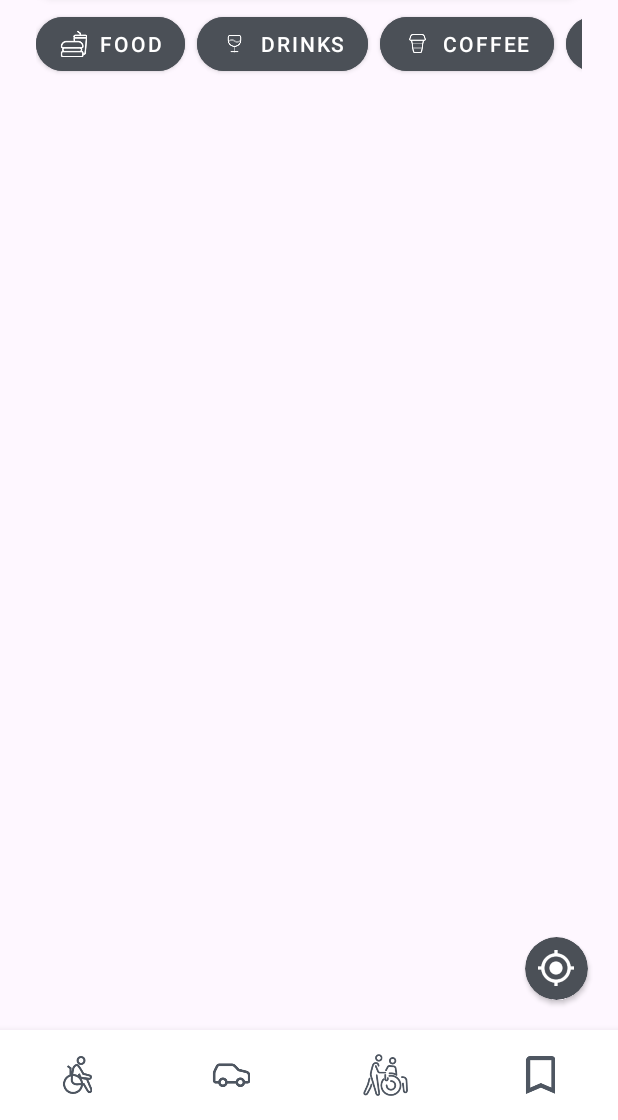
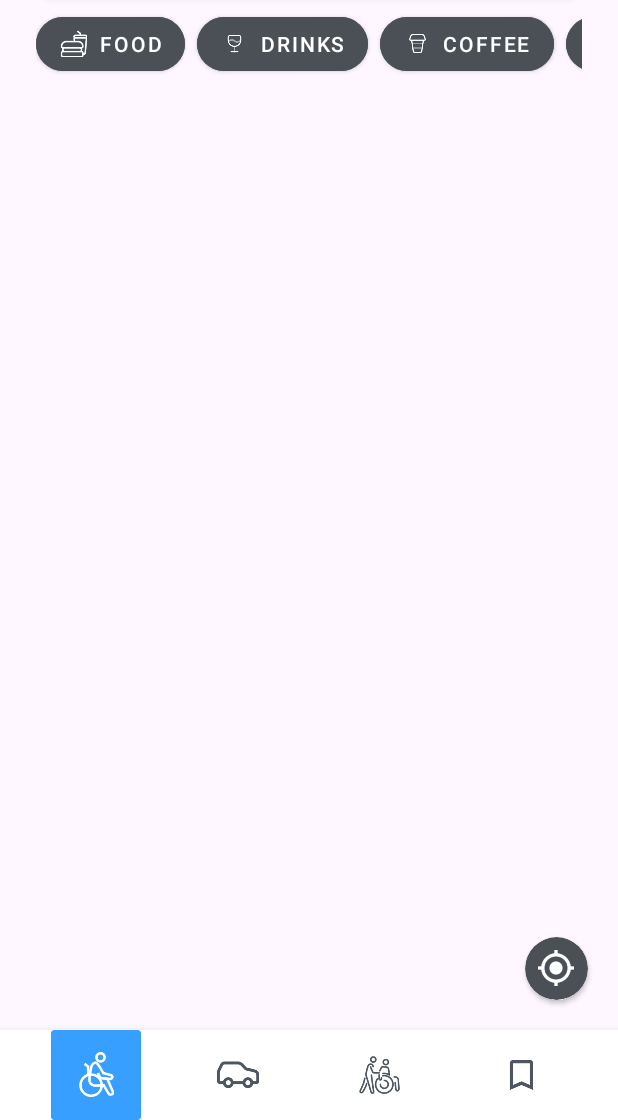
Before and after one commit to JKaito/Wheeling, an Android app: the screen it shows after launch (MapsActivity), on a phone screen of 412 x 824 dp, the part 116-1236 px from its top. Run offline under Robolectric (Android 15) with nearby library versions, the phone set to English and light mode, and no system bars.

Commit message:
Bottom NavBar

```diff
--- a/app/src/main/java/com/example/wheeling/MapsActivity.java
+++ b/app/src/main/java/com/example/wheeling/MapsActivity.java
@@ -1,13 +1,17 @@
 package com.example.wheeling;
 
 import androidx.annotation.NonNull;
+import androidx.cardview.widget.CardView;
 import androidx.core.app.ActivityCompat;
 import androidx.fragment.app.FragmentActivity;
 
 import android.Manifest;
 import android.content.pm.PackageManager;
+import android.content.res.ColorStateList;
+import android.graphics.Color;
 import android.os.Bundle;
 import android.view.View;
+import android.widget.ImageButton;
 import android.widget.Toast;
 
 import com.example.wheeling.databinding.ActivityMapsBinding;
@@ -19,6 +23,11 @@ import com.google.android.gms.maps.OnMapReadyCallback;
 import com.google.android.gms.maps.SupportMapFragment;
 import com.google.android.gms.maps.model.LatLng;
 import com.google.android.gms.maps.model.MarkerOptions;
+
+import java.util.Arrays;
+import java.util.HashMap;
+import java.util.List;
+import java.util.Map;
 
 public class MapsActivity extends FragmentActivity implements OnMapReadyCallback {
 
@@ -53,7 +62,40 @@ public class MapsActivity extends FragmentActivity implements OnMapReadyCallback
                 );
             }
         });
+
+        // 🔹 Map each card to its corresponding icon
+        Map<CardView, ImageButton> cardIconMap = new HashMap<>();
+        cardIconMap.put(findViewById(R.id.card_wheelchair), findViewById(R.id.icon_wheelchair));
+        cardIconMap.put(findViewById(R.id.card_car), findViewById(R.id.icon_car));
+        cardIconMap.put(findViewById(R.id.card_walk), findViewById(R.id.icon_card_walk));
+        cardIconMap.put(findViewById(R.id.card_home), findViewById(R.id.icon_home));
+
+        // 🔹 Handle selection logic
+        for (CardView card : cardIconMap.keySet()) {
+            card.setOnClickListener(view -> {
+                for (Map.Entry<CardView, ImageButton> entry : cardIconMap.entrySet()) {
+                    entry.getKey().setCardBackgroundColor(
+                            ColorStateList.valueOf(Color.parseColor("#FFFFFF"))
+                    );
+                    entry.getValue().setColorFilter(null); // Reset icon tint
+                }
+
+                card.setCardBackgroundColor(
+                        ColorStateList.valueOf(Color.parseColor("#379FFF"))
+                );
+                cardIconMap.get(card).setColorFilter(Color.WHITE);
+            });
+        }
+
+        // 🔹 Preselect one by default (e.g., wheelchair)
+        ((CardView) findViewById(R.id.card_wheelchair)).setCardBackgroundColor(
+                ColorStateList.valueOf(Color.parseColor("#379FFF"))
+        );
+        ((ImageButton) findViewById(R.id.icon_wheelchair)).setColorFilter(Color.WHITE);
     }
+
+
+
 
     @Override
     public void onMapReady(GoogleMap googleMap) {
@@ -61,7 +103,7 @@ public class MapsActivity extends FragmentActivity implements OnMapReadyCallback
 
         if (hasLocationPermission()) {
             try {
-                mMap.setMyLocationEnabled(true);
+                mMap.setMyLocationEnabled(false);
             } catch (SecurityException e) {
                 e.printStackTrace();
             }
--- a/app/src/main/res/layout/activity_maps.xml
+++ b/app/src/main/res/layout/activity_maps.xml
@@ -127,7 +127,7 @@
         android:layout_alignParentEnd="true"
         android:layout_alignParentBottom="true"
         android:layout_marginBottom="80dp"
-        android:layout_marginRight="20dp"
+        android:layout_marginEnd="20dp"
         android:contentDescription="@string/profile_button_description"
         app:cardCornerRadius="200dp">
 
@@ -149,48 +149,119 @@
         android:gravity="center_vertical"
         android:orientation="horizontal"
         android:background="#ffffff"
-        android:elevation="8dp"
-        android:weightSum="4">
+        android:elevation="8dp">
+
+        <!-- Space before first icon -->
+        <Space
+            android:layout_width="0dp"
+            android:layout_height="match_parent"
+            android:layout_weight="1" />
+
+        <androidx.cardview.widget.CardView
+            android:id="@+id/card_wheelchair"
+            android:layout_width="60dp"
+            android:layout_height="match_parent"
+            android:layout_gravity="center"
+            app:cardBackgroundColor="#FFFFFF"
+            app:cardElevation="0dp"
+            android:clickable="true"
+            android:focusable="true"
+            android:contentDescription="@string/profile_button_description">
 
             <ImageButton
-            android:layout_weight="1"
-            android:layout_width="48dp"
-            android:layout_height="25dp"
-            android:layout_marginVertical="20dp"
+                android:id="@+id/icon_wheelchair"
+                android:clickable="false"
+                android:focusable="false"
+                android:layout_width="match_parent"
+                android:layout_height="30dp"
+                android:layout_gravity="center"
                 android:src="@drawable/ic_wheelchair"
                 android:scaleType="centerInside"
                 android:background="@android:color/transparent"
                 android:contentDescription="@string/nav_wheelchair"/>
+        </androidx.cardview.widget.CardView>
+
+        <Space android:layout_width="0dp" android:layout_height="match_parent" android:layout_weight="1" />
+
+        <androidx.cardview.widget.CardView
+            android:id="@+id/card_car"
+            android:layout_width="60dp"
+            android:layout_height="match_parent"
+            android:layout_gravity="center"
+            app:cardElevation="0dp"
+            android:clickable="true"
+            android:focusable="true"
+            android:contentDescription="@string/profile_button_description"
+            app:cardBackgroundColor="#FFFFFF">
 
             <ImageButton
-            android:layout_width="48dp"
-            android:layout_height="16dp"
-            android:layout_marginVertical="20dp"
-            android:layout_weight="1"
+                android:id="@+id/icon_car"
+                android:clickable="false"
+                android:focusable="false"
+                android:layout_width="match_parent"
+                android:layout_height="18dp"
+                android:layout_gravity="center"
                 android:background="@android:color/transparent"
                 android:contentDescription="@string/nav_car"
                 android:scaleType="centerInside"
-            android:src="@drawable/ic_car"/>
+                android:src="@drawable/ic_car" />
+        </androidx.cardview.widget.CardView>
+
+        <Space android:layout_width="0dp" android:layout_height="match_parent" android:layout_weight="1" />
+
+        <androidx.cardview.widget.CardView
+            android:id="@+id/card_walk"
+            android:layout_width="60dp"
+            android:layout_height="match_parent"
+            app:cardBackgroundColor="#FFFFFF"
+            android:layout_gravity="center"
+            app:cardElevation="0dp"
+            android:clickable="true"
+            android:focusable="true"
+            android:contentDescription="@string/profile_button_description">
 
             <ImageButton
-            android:layout_weight="1"
-            android:layout_width="48dp"
-            android:layout_height="28dp"
-            android:layout_marginVertical="20dp"
+                android:id="@+id/icon_card_walk"
+                android:clickable="false"
+                android:focusable="false"
+                android:layout_width="match_parent"
+                android:layout_height="25dp"
+                android:layout_gravity="center"
                 android:scaleType="centerInside"
                 android:src="@drawable/ic_walk"
                 android:background="@android:color/transparent"
-            android:contentDescription="@string/nav_walk" />
+                android:contentDescription="@string/nav_walk"/>
+        </androidx.cardview.widget.CardView>
+
+        <Space android:layout_width="0dp" android:layout_height="match_parent" android:layout_weight="1" />
+
+        <androidx.cardview.widget.CardView
+            android:id="@+id/card_home"
+            android:layout_width="60dp"
+            android:layout_height="match_parent"
+            app:cardBackgroundColor="#FFFFFF"
+            android:layout_gravity="center"
+            app:cardElevation="0dp"
+            android:clickable="true"
+            android:focusable="true"
+            android:contentDescription="@string/profile_button_description">
 
             <ImageButton
-            android:layout_weight="1"
-            android:layout_width="48dp"
-            android:layout_height="25dp"
-            android:layout_marginVertical="20dp"
+                android:id="@+id/icon_home"
+                android:clickable="false"
+                android:focusable="false"
+                android:layout_width="match_parent"
+                android:layout_height="20dp"
+                android:layout_gravity="center"
                 android:scaleType="centerInside"
                 android:src="@drawable/ic_home"
                 android:background="@android:color/transparent"
-            android:contentDescription="@string/nav_home" />
+                android:contentDescription="@string/nav_home"/>
+        </androidx.cardview.widget.CardView>
+
+        <!-- Space after last icon -->
+        <Space android:layout_width="0dp" android:layout_height="match_parent" android:layout_weight="1" />
     </LinearLayout>
 
+
 </RelativeLayout>
```
Lines whose indentation alone changed are shown as unchanged.
